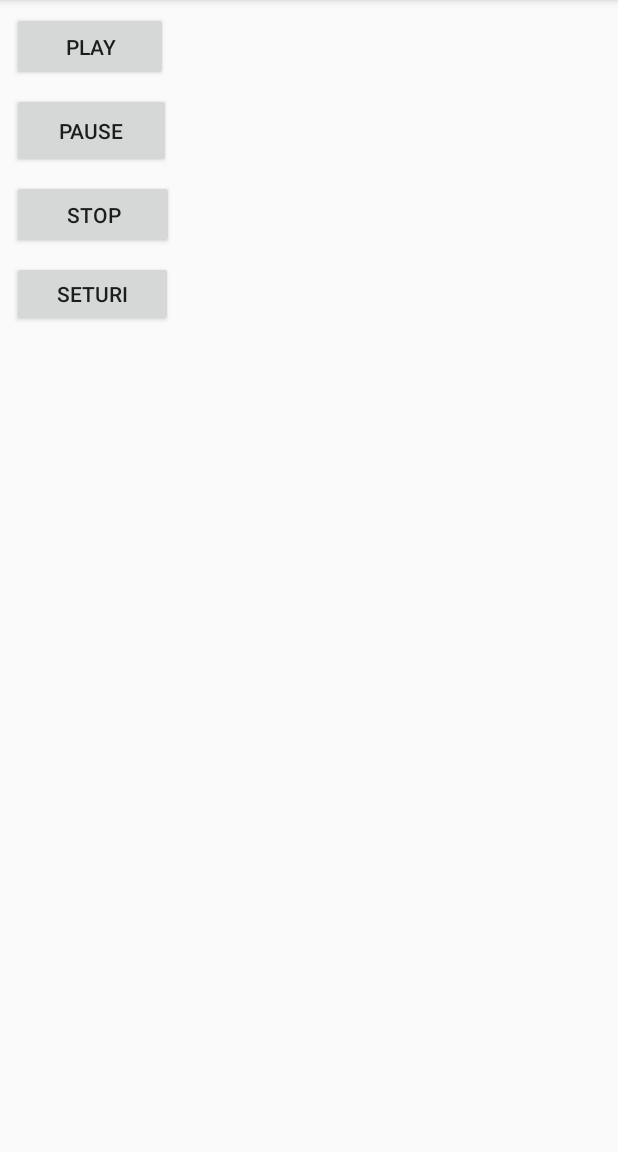
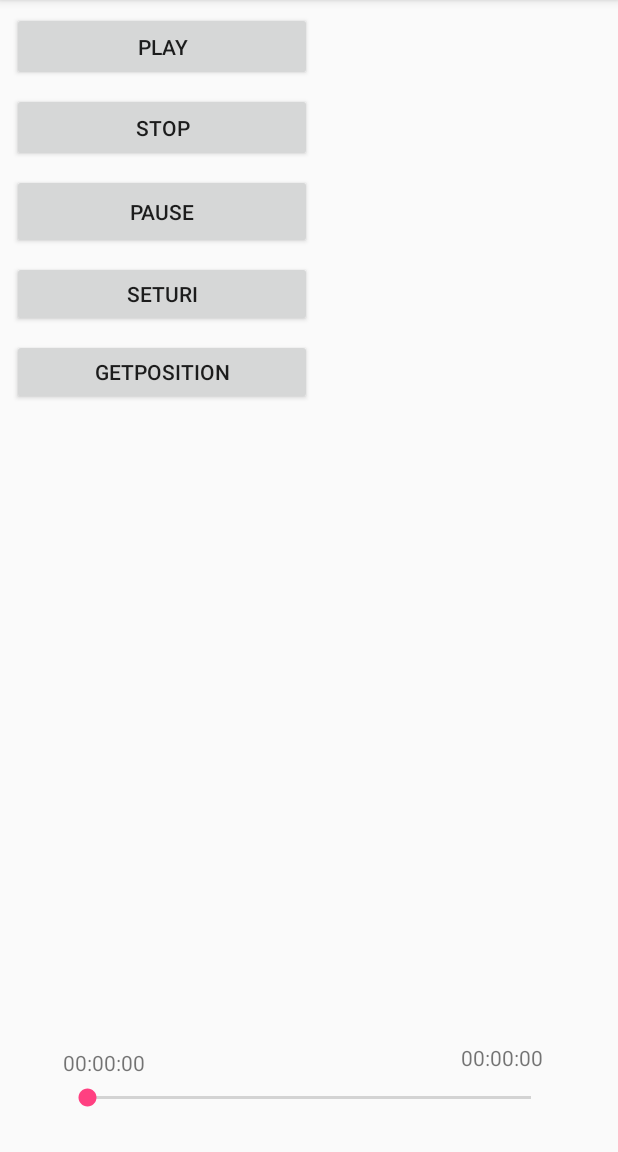
Before and after one commit to BrikerMan/AndroidDLNADemo, an Android app: the ControlActicy screen opened directly, with no data from a screen before it, on a phone screen of 412 x 824 dp, the part 84-1236 px from its top. Run offline under Robolectric (Android 15) with nearby library versions, the phone set to English and light mode, and no system bars.

Commit message:
基本控制

```diff
--- a/app/src/main/java/com/example/brikerman/dlnademo/MainActivity.java
+++ b/app/src/main/java/com/example/brikerman/dlnademo/MainActivity.java
@@ -48,7 +48,6 @@ public class MainActivity extends AppCompatActivity implements View.OnClickListe
         mListView.setOnItemClickListener(new AdapterView.OnItemClickListener() {
             @Override
             public void onItemClick(AdapterView<?> parent, View view, int position, long id) {
-                // 1
                 SSDPDevice device= manager.devices.get(position);
                 // 2
                 Intent detailIntent = new Intent(context, ControlActicy.class);
--- a/app/src/main/res/layout/activity_control_acticy.xml
+++ b/app/src/main/res/layout/activity_control_acticy.xml
@@ -7,7 +7,7 @@
     tools:context="com.example.brikerman.dlnademo.ControlActicy">
     <Button
         android:id="@+id/btnPlay"
-        android:layout_width="104dp"
+        android:layout_width="200dp"
         android:layout_height="46dp"
         android:text="Play"
         app:layout_constraintTop_toTopOf="parent"
@@ -17,31 +17,82 @@
 
     <Button
         android:id="@+id/btnPause"
-        android:layout_width="106dp"
         android:layout_height="50dp"
+        android:layout_width="200dp"
         android:text="Pause"
+        android:layout_marginRight="0dp"
+        app:layout_constraintRight_toRightOf="@+id/btnPlay"
         android:layout_marginTop="8dp"
-        android:layout_marginLeft="0dp"
-        app:layout_constraintTop_toBottomOf="@+id/btnPlay"
-        app:layout_constraintLeft_toLeftOf="@+id/btnPlay" />
+        app:layout_constraintTop_toBottomOf="@+id/btnStop" />
 
     <Button
         android:id="@+id/btnStop"
-        android:layout_width="108dp"
         android:layout_height="46dp"
+        android:layout_width="200dp"
         android:text="Stop"
-        android:layout_marginTop="8dp"
         android:layout_marginLeft="0dp"
         app:layout_constraintLeft_toLeftOf="@+id/btnPlay"
+        android:layout_marginRight="8dp"
+        app:layout_constraintRight_toRightOf="@+id/btnPlay"
+        app:layout_constraintHorizontal_bias="0.0"
+        android:layout_marginTop="8dp"
+        app:layout_constraintTop_toBottomOf="@+id/btnPlay" />
+
+    <Button
+        android:id="@+id/btnSetURI"
+        android:layout_height="44dp"
+        android:layout_width="200dp"
+        android:text="SetURI"
+        android:layout_marginRight="0dp"
+        app:layout_constraintRight_toRightOf="@+id/btnPlay"
+        android:layout_marginTop="8dp"
         app:layout_constraintTop_toBottomOf="@+id/btnPause" />
 
     <Button
-        android:id="@+id/btnSetURI"
-        android:layout_width="107dp"
+        android:id="@+id/btnGetPosition"
         android:layout_height="44dp"
+        android:layout_width="200dp"
+        android:text="GetPosition"
+        android:layout_marginRight="8dp"
+        app:layout_constraintRight_toRightOf="@+id/btnPlay"
+        android:layout_marginLeft="0dp"
+        app:layout_constraintLeft_toLeftOf="@+id/btnSetURI"
+        app:layout_constraintHorizontal_bias="0.0"
         android:layout_marginTop="8dp"
+        app:layout_constraintTop_toBottomOf="@+id/btnSetURI" />
+
+    <SeekBar
+        android:id="@+id/seekBar"
+        android:layout_width="328dp"
+        android:layout_height="wrap_content"
+        android:layout_marginBottom="27dp"
+        android:layout_marginLeft="8dp"
+        android:layout_marginRight="8dp"
+        android:max="100"
+        android:progress="0"
+        app:layout_constraintBottom_toBottomOf="parent"
+        app:layout_constraintHorizontal_bias="0.5"
+        app:layout_constraintLeft_toLeftOf="parent"
+        app:layout_constraintRight_toRightOf="parent" />
+
+    <TextView
+        android:id="@+id/left_Textview"
+        android:layout_width="66dp"
+        android:layout_height="18dp"
+        android:text="00:00:00"
         android:layout_marginLeft="0dp"
-        android:text="SetURI"
-        app:layout_constraintLeft_toLeftOf="@+id/btnPlay"
-        app:layout_constraintTop_toBottomOf="@+id/btnStop" />
+        app:layout_constraintLeft_toLeftOf="@+id/seekBar"
+        android:layout_marginBottom="6dp"
+        app:layout_constraintBottom_toTopOf="@+id/seekBar" />
+
+    <TextView
+        android:id="@+id/right_Textview"
+        android:layout_width="wrap_content"
+        android:layout_height="wrap_content"
+        android:text="00:00:00"
+        android:layout_marginRight="8dp"
+        app:layout_constraintRight_toRightOf="@+id/seekBar"
+        android:layout_marginBottom="8dp"
+        app:layout_constraintBottom_toTopOf="@+id/seekBar" />
+
 </android.support.constraint.ConstraintLayout>
```
Also changed, not shown: app/src/main/java/com/example/brikerman/dlnademo/ControlActicy.java (+95 -12 lines), bfdlna/src/main/java/com/eliyar/bfdlna/SSDP/SSDPDevice.java (+0 -16 lines), bfdlna/src/main/java/com/eliyar/bfdlna/Services/AVTransportManager.java (+227 -5 lines), bfdlna/src/main/java/com/eliyar/bfdlna/UdpHelper.java (+17 -6 lines), bfdlna/src/main/java/com/eliyar/bfdlna/Utils.java (added, +33 -0 lines).
